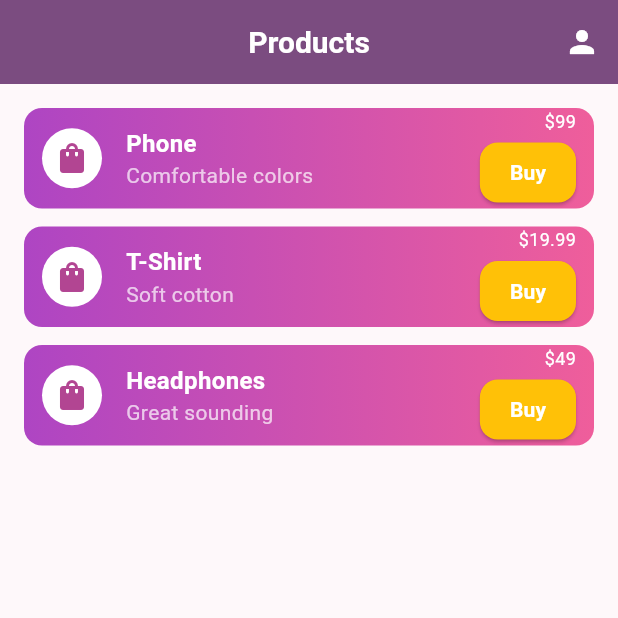
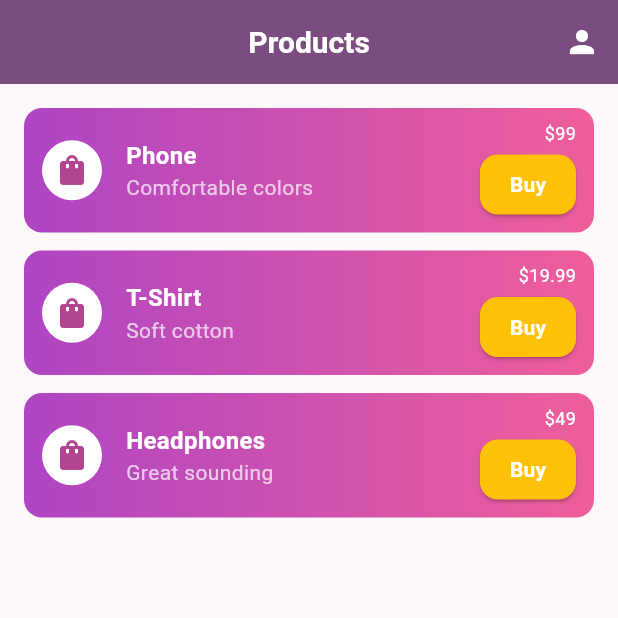
Before and after one commit to vincentchou-pm/UTS-MOBILEAPP-20252-VINCENT, a Flutter app: the HomePage screen opened directly, on a phone screen of 412 x 824 dp, the top half of it. Run offline on Flutter 3.47's test engine with Material 3 defaults, Android fonts, the light colour scheme and no system bars.

Commit message:
push final fix

```diff
--- a/simple_marketplace/lib/widgets/products_list.dart
+++ b/simple_marketplace/lib/widgets/products_list.dart
@@ -22,7 +22,10 @@ class ProductsList extends StatelessWidget {
               ),
               borderRadius: BorderRadius.circular(12.0),
             ),
-            padding: const EdgeInsets.only(left: 12.0, right: 12.0),
+            padding: const EdgeInsets.symmetric(
+              horizontal: 12.0,
+              vertical: 8.0,
+            ),
             child: Row(
               children: [
                 const CircleAvatar(
```
